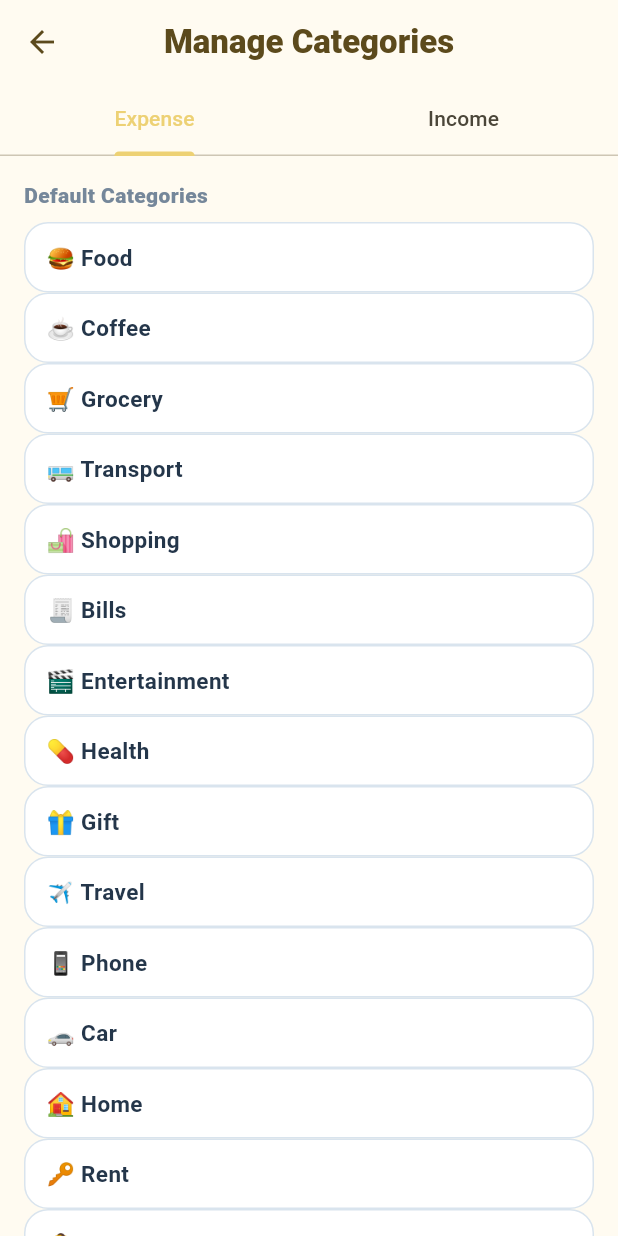
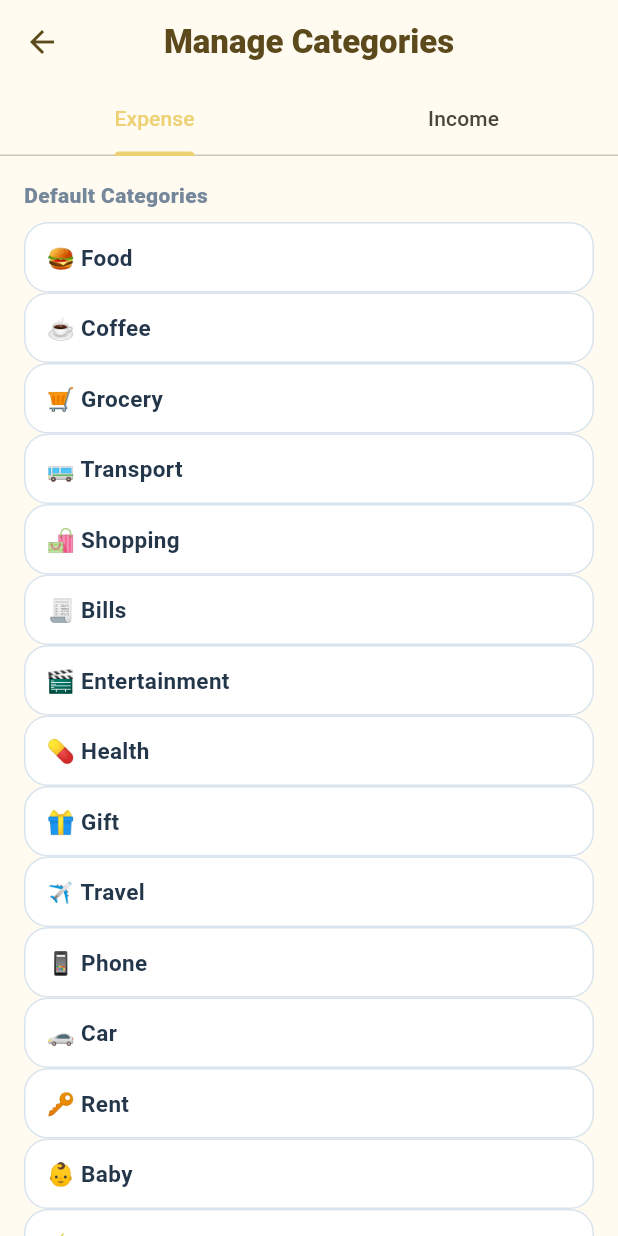
Before and after one commit to momoY07/doni-money, a Flutter app: the CategoriesScreen screen opened directly with empty values, on a phone screen of 412 x 824 dp. Run offline on Flutter 3.47's test engine with Material 3 defaults, Android fonts, the phone set to English and light mode, and no system bars; our stand-ins replace file_picker, fl_chart, hive_flutter, in_app_purchase, in_app_review, share_plus and 1 more; missing offline and left inert: flutter_dynamic_icon; accounts and stored records are empty; statements that could not run were skipped.

Commit message:
Remove Home category in favor of Rent
Co-Authored-By: Claude Sonnet 4.6 <noreply@anthropic.com>

```diff
--- a/lib/utils/category_store.dart
+++ b/lib/utils/category_store.dart
@@ -8,7 +8,7 @@ class CategoryStore {
   static const defaultExpenseCategories = [
     '🍔 Food', '☕ Coffee', '🛒 Grocery', '🚌 Transport',
     '🛍️ Shopping', '🧾 Bills', '🎬 Entertainment', '💊 Health',
-    '🎁 Gift', '✈️ Travel', '📱 Phone', '🚗 Car', '🏠 Home',
+    '🎁 Gift', '✈️ Travel', '📱 Phone', '🚗 Car',
     '🔑 Rent', '👶 Baby', '⚡ Electricity', '💧 Water',
     '🔥 Gas', '🏢 Maintenance', '📶 Internet', '📈 Investment',
     '🧾 Other',
```
